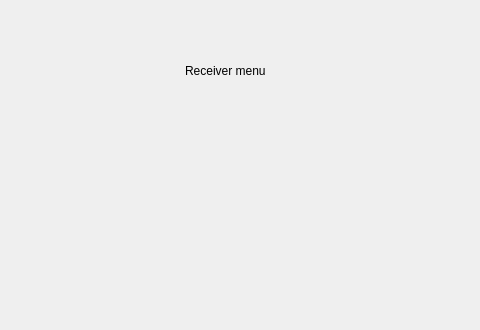
FratiaXd/SDI, file sdi_app/gui/menu_receiver.ui: the form before one commit; both pictures show x 85 to 565 and y 0 to 330 of the 661 by 532 pixel window.
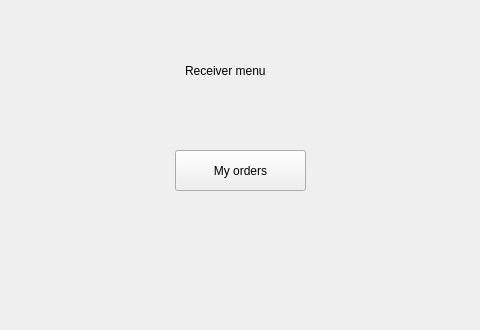
The form after the commit.

Commit message: Menu gui upd

```diff
--- a/sdi_app/gui/menu_receiver.ui
+++ b/sdi_app/gui/menu_receiver.ui
@@ -49,6 +49,19 @@
       <string>Log out</string>
      </property>
     </widget>
+    <widget class="QPushButton" name="pushButton_2">
+     <property name="geometry">
+      <rect>
+       <x>260</x>
+       <y>150</y>
+       <width>131</width>
+       <height>41</height>
+      </rect>
+     </property>
+     <property name="text">
+      <string>My orders</string>
+     </property>
+    </widget>
    </widget>
    <widget class="QWidget" name="page_2"/>
   </widget>
```
The commit also changes 7 other files.
